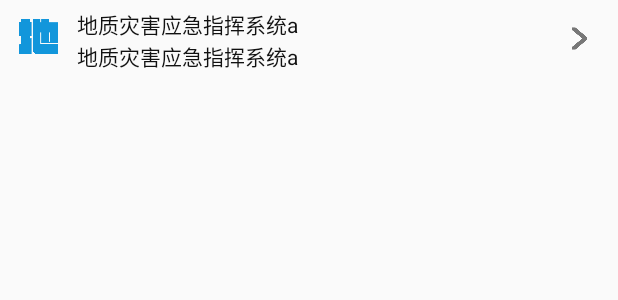
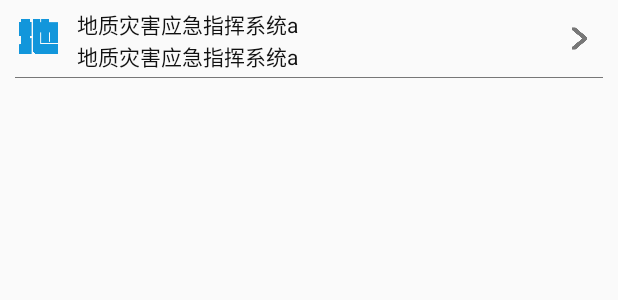
Before and after one commit to woodensheep/Disastersystem, an Android app: the layout card_view.xml on its own in the app's theme, with its tools: preview values and no code run, on a phone screen of 412 x 824 dp. Shown: the top 300 px of the screen. Run offline under Robolectric (Android 15) with nearby library versions, the phone set to English and light mode, and no system bars.

Commit message:
20170224下午

```diff
--- a/app/src/main/AndroidManifest.xml
+++ b/app/src/main/AndroidManifest.xml
@@ -8,7 +8,7 @@
         android:label="@string/app_name"
         android:supportsRtl="true"
         android:theme="@style/AppTheme">
-        <activity android:name=".activity.MainActivity"
+        <activity android:name=".activity.LoginActivity"
             android:windowSoftInputMode="adjustPan"
             >
             <intent-filter>
@@ -17,7 +17,8 @@
                 <category android:name="android.intent.category.LAUNCHER" />
             </intent-filter>
         </activity>
-        <activity android:name=".activity.LoginActivity"/>
+        <activity android:name=".activity.MainActivity"
+            android:windowSoftInputMode="adjustPan"/>
         <activity android:name=".activity.SettingsActivity"/>
         <activity
             android:name=".activity.MyTaskActivity"
--- a/app/src/main/res/layout/card_view.xml
+++ b/app/src/main/res/layout/card_view.xml
@@ -52,5 +52,11 @@
             android:background="@mipmap/into" />
     </LinearLayout>
 
+    <TextView
+        android:layout_marginLeft="10dp"
+        android:layout_marginRight="10dp"
+        android:background="@color/c1olorgray"
+        android:layout_width="match_parent"
+        android:layout_height="0.1dp" />
 
 </LinearLayout>
--- a/app/src/main/res/layout/item_category.xml
+++ b/app/src/main/res/layout/item_category.xml
@@ -37,11 +37,9 @@
             android:background="@mipmap/into"
             />
 
-
     </LinearLayout>
 
     <TextView
-
         android:layout_marginLeft="10dp"
         android:layout_marginRight="10dp"
         android:background="@color/c1olorgray"
```
